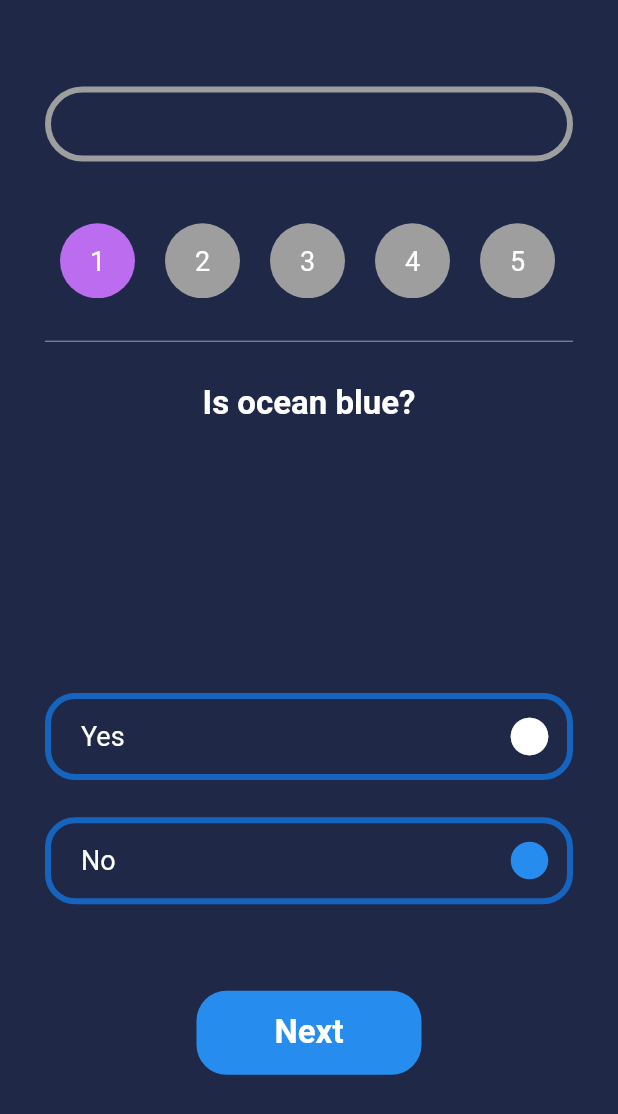
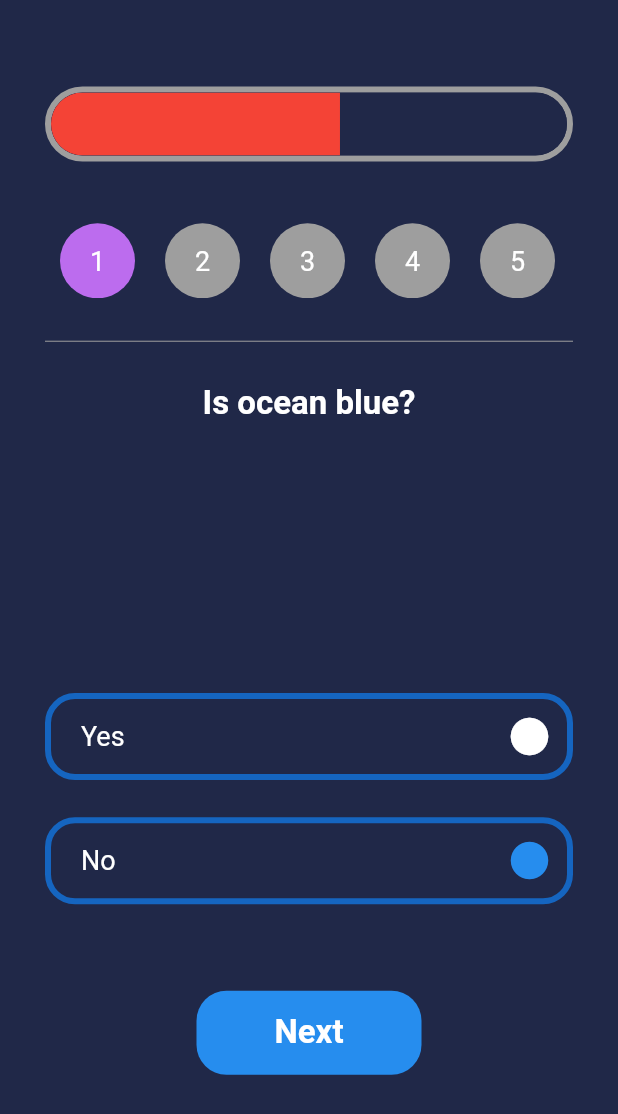
Before and after one commit to sinaziaee/flutter_bootcamp, a Flutter app: the screen it shows after launch, on a phone screen of 412 x 824 dp. Shown: the top 1114 px of the screen. Run offline on Flutter 3.47's test engine with Material 2 defaults, Android fonts, the phone set to English and light mode, and no system bars; our stand-ins replace just_audio.

Commit message:
added animation to p_05

```diff
--- a/p_05_quizno/lib/main.dart
+++ b/p_05_quizno/lib/main.dart
@@ -17,7 +17,11 @@ class MyApp extends StatefulWidget {
   _MyAppState createState() => _MyAppState();
 }
 
-class _MyAppState extends State<MyApp> with TickerProviderStateMixin {
+class _MyAppState extends State<MyApp> with SingleTickerProviderStateMixin{
+
+  late AnimationController controller;
+  late Animation<double> animation;
+
   late Size size;
 
   int currentQuestionNumber = 0;
@@ -34,6 +38,13 @@ class _MyAppState extends State<MyApp> with TickerProviderStateMixin {
       statusList.add(0);
     }
     print(statusList);
+    controller = AnimationController(duration: Duration(seconds: 5), vsync: this);
+    animation = Tween(begin: 0.0, end: 1.0).animate(controller)..addListener(() {
+      setState(() {
+
+      });
+    });
+    controller.repeat();
   }
 
   @override
@@ -57,6 +68,14 @@ class _MyAppState extends State<MyApp> with TickerProviderStateMixin {
                     border: Border.all(
                       width: 4,
                       color: Colors.grey,
+                    ),
+                  ),
+                  child: ClipRRect(
+                    borderRadius: BorderRadius.circular(25),
+                    child: LinearProgressIndicator(
+                      value: animation.value,
+                      backgroundColor: kDarkBlueColor,
+                      valueColor: AlwaysStoppedAnimation(Colors.red),
                     ),
                   ),
                 ),
```
